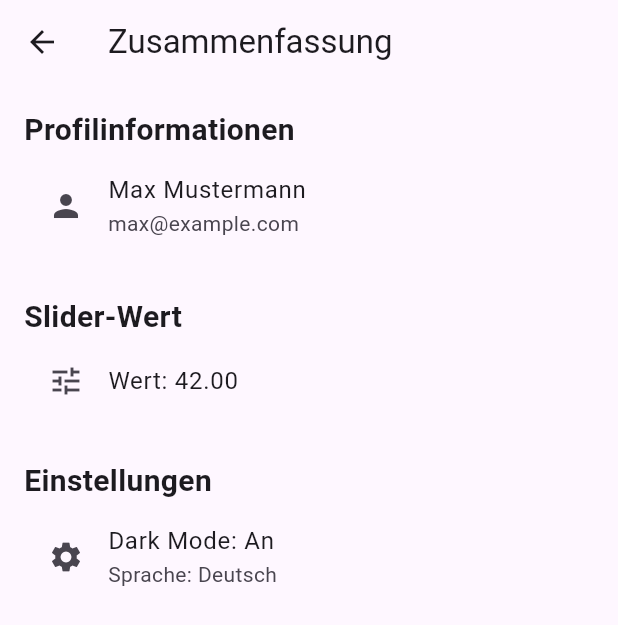
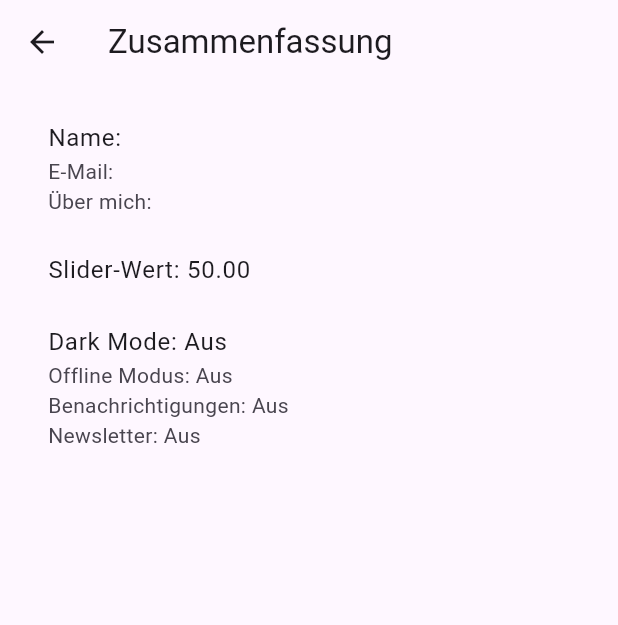
Before and after one commit to Finnbmb/portfolio_5448674, a Flutter app: the screen it shows after launch, after a tap on "Zur Zusammenfassung", on a phone screen of 412 x 824 dp. Shown: the top 625 px of the screen. Run offline on Flutter 3.47's test engine with Material 3 defaults, Android fonts, the phone set to English and light mode, and no system bars.

Commit message:
Changes on all pages to transfer varibables

```diff
--- a/lib/pages/home_page.dart
+++ b/lib/pages/home_page.dart
@@ -4,8 +4,22 @@ import 'profile_form_page.dart';
 import 'settings_page.dart';
 import 'summary_page.dart';
 
-class HomePage extends StatelessWidget {
+class HomePage extends StatefulWidget {
   const HomePage({super.key});
+
+  @override
+  State<HomePage> createState() => _HomePageState();
+}
+
+class _HomePageState extends State<HomePage> {
+  String name = '';
+  String email = '';
+  String aboutMe = '';
+  double sliderValue = 50.0;
+  bool darkMode = false;
+  bool offlineMode = false;
+  bool notifications = false;
+  bool newsletter = false;
 
   @override
   Widget build(BuildContext context) {
@@ -15,11 +29,26 @@ class HomePage extends StatelessWidget {
         actions: [
           IconButton(
             icon: const Icon(Icons.settings),
-            onPressed: () {
-              Navigator.push(
+            onPressed: () async {
+              final result = await Navigator.push<Map<String, dynamic>>(
                 context,
-                MaterialPageRoute(builder: (context) => const SettingsPage()),
+                MaterialPageRoute(
+                  builder: (context) => SettingsPage(
+                    darkMode: darkMode,
+                    offlineMode: offlineMode,
+                    notifications: notifications,
+                    newsletter: newsletter,
+                  ),
+                ),
               );
+              if (result != null) {
+                setState(() {
+                  darkMode = result['darkMode'] ?? darkMode;
+                  offlineMode = result['offlineMode'] ?? offlineMode;
+                  notifications = result['notifications'] ?? notifications;
+                  newsletter = result['newsletter'] ?? newsletter;
+                });
+              }
             },
           ),
         ],
@@ -31,21 +60,41 @@ class HomePage extends StatelessWidget {
             const Text('Willkommen im Portfolio von Finn Beimborn'),
             const SizedBox(height: 20),
             ElevatedButton(
-              onPressed: () {
-                Navigator.push(
+              onPressed: () async {
+                final result = await Navigator.push<double>(
                   context,
-                  MaterialPageRoute(builder: (context) => const SliderPage()),
+                  MaterialPageRoute(
+                    builder: (context) => SliderPage(initialValue: sliderValue),
+                  ),
                 );
+                if (result != null) {
+                  setState(() {
+                    sliderValue = result;
+                  });
+                }
               },
               child: const Text('Zur SliderPage'),
             ),
             const SizedBox(height: 20),
             ElevatedButton(
-              onPressed: () {
-                Navigator.push(
+              onPressed: () async {
+                final result = await Navigator.push<Map<String, String>>(
                   context,
-                  MaterialPageRoute(builder: (context) => const ProfileFormPage()),
+                  MaterialPageRoute(
+                    builder: (context) => ProfileFormPage(
+                      name: name,
+                      email: email,
+                      aboutMe: aboutMe,
+                    ),
+                  ),
                 );
+                if (result != null) {
+                  setState(() {
+                    name = result['name'] ?? name;
+                    email = result['email'] ?? email;
+                    aboutMe = result['aboutMe'] ?? aboutMe;
+                  });
+                }
               },
               child: const Text('Profil bearbeiten'),
             ),
@@ -56,9 +105,18 @@ class HomePage extends StatelessWidget {
                   context,
                   MaterialPageRoute(
                     builder: (context) => SummaryPage(
-                      profileInfo: ProfileInfo(name: 'Max Mustermann', email: 'max@example.com'),
-                      sliderValue: 42.0,
-                      settings: Settings(darkMode: true, language: 'Deutsch'),
+                      profileInfo: ProfileInfo(
+                        name: name,
+                        email: email,
+                        aboutMe: aboutMe,
+                      ),
+                      sliderValue: sliderValue,
+                      settings: Settings(
+                        darkMode: darkMode,
+                        offlineMode: offlineMode,
+                        notifications: notifications,
+                        newsletter: newsletter,
+                      ),
                     ),
                   ),
                 );
--- a/lib/pages/summary_page.dart
+++ b/lib/pages/summary_page.dart
@@ -1,21 +1,32 @@
 import 'package:flutter/material.dart';
 
-// Beispiel-Datenklassen für die zu übergebenden Informationen
+// Datenklassen für die Zusammenfassung
 class ProfileInfo {
   final String name;
   final String email;
+  final String aboutMe; // Über mich
 
-    ProfileInfo({required this.name, required this.email});
+  ProfileInfo({
+    required this.name,
+    required this.email,
+    required this.aboutMe,
+  });
 }
 
 class Settings {
   final bool darkMode;
-    final String language;
+  final bool offlineMode;
+  final bool notifications;
+  final bool newsletter;
 
-    Settings({required this.darkMode, required this.language});
+  Settings({
+    required this.darkMode,
+    required this.offlineMode,
+    required this.notifications,
+    required this.newsletter,
+  });
 }
 
-// Die SummaryPage erhält alle Daten als Konstruktorparameter
 class SummaryPage extends StatelessWidget {
   final ProfileInfo profileInfo;
   final double sliderValue;
@@ -31,40 +42,25 @@ class SummaryPage extends StatelessWidget {
   @override
   Widget build(BuildContext context) {
     return Scaffold(
-            appBar: AppBar(
-                title: const Text('Zusammenfassung'),
-            ),
+      appBar: AppBar(title: const Text('Zusammenfassung')),
       body: Padding(
         padding: const EdgeInsets.all(16.0),
         child: ListView(
           children: [
-                        const Text(
-                            'Profilinformationen',
-                            style: TextStyle(fontSize: 20, fontWeight: FontWeight.bold),
+            ListTile(
+              title: Text('Name: ${profileInfo.name}'),
+              subtitle: Text(
+                  'E-Mail: ${profileInfo.email}\nÜber mich: ${profileInfo.aboutMe}'),
             ),
             ListTile(
-                            leading: const Icon(Icons.person),
-                            title: Text(profileInfo.name),
-                            subtitle: Text(profileInfo.email),
-                        ),
-                        const SizedBox(height: 24),
-                        const Text(
-                            'Slider-Wert',
-                            style: TextStyle(fontSize: 20, fontWeight: FontWeight.bold),
+              title: Text('Slider-Wert: ${sliderValue.toStringAsFixed(2)}'),
             ),
             ListTile(
-                            leading: const Icon(Icons.tune),
-                            title: Text('Wert: ${sliderValue.toStringAsFixed(2)}'),
-                        ),
-                        const SizedBox(height: 24),
-                        const Text(
-                            'Einstellungen',
-                            style: TextStyle(fontSize: 20, fontWeight: FontWeight.bold),
-                        ),
-                        ListTile(
-                            leading: const Icon(Icons.settings),
               title: Text('Dark Mode: ${settings.darkMode ? "An" : "Aus"}'),
-                            subtitle: Text('Sprache: ${settings.language}'),
+              subtitle: Text(
+                  'Offline Modus: ${settings.offlineMode ? "An" : "Aus"}\n'
+                  'Benachrichtigungen: ${settings.notifications ? "An" : "Aus"}\n'
+                  'Newsletter: ${settings.newsletter ? "An" : "Aus"}'),
             ),
           ],
         ),
```
Also changed, not shown: lib/pages/profile_form_page.dart (+26 -33 lines), lib/pages/settings_page.dart (+48 -5 lines), lib/pages/slider_page.dart (+24 -4 lines). Lines whose indentation alone changed are shown as unchanged.
